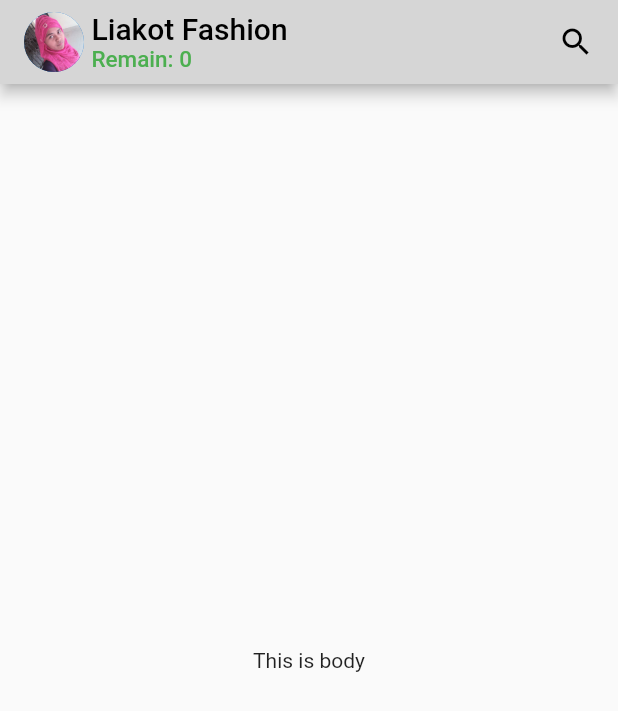
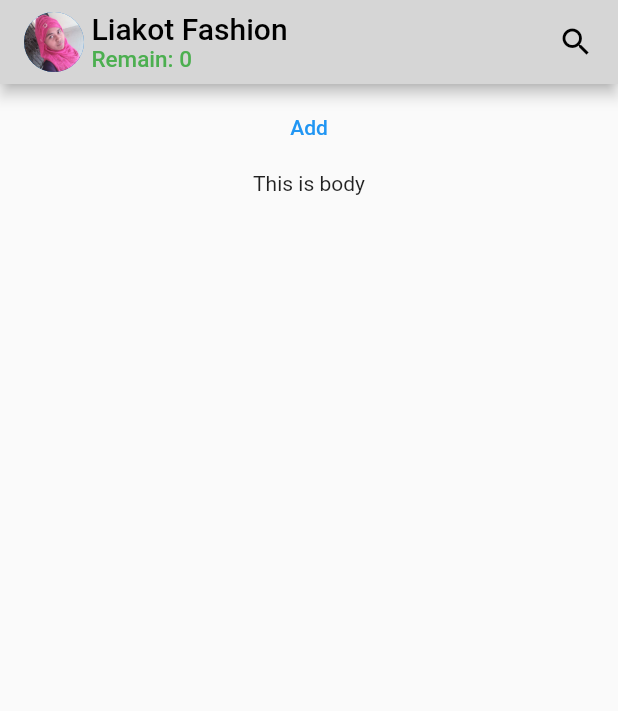
Before and after one commit to Liakot-ali/Flutter-Learn, a Flutter app: the screen it shows after launch, on a phone screen of 412 x 824 dp. Shown: the top 711 px of the screen. Run offline on Flutter 3.47's test engine with Material 2 defaults, Android fonts, the phone set to English and light mode, and no system bars.

Commit message:
button added in body

```diff
--- a/lib/main.dart
+++ b/lib/main.dart
@@ -64,11 +64,20 @@ class MyApp extends StatelessWidget {
               ],
             ),
           ),
-        body: Container(
+          body: Column(
+            children: [
+              SizedBox(height: 5,),
+              TextButton(
+                onPressed: () {},
+                child: Text("Add"),
+              ),
+              SizedBox(height: 5,),
+              Container(
                 alignment: Alignment.center,
                 child: Text("This is body"),
               ),
-      ),
+            ],
+          )),
     );
   }
 }
```
Lines whose indentation alone changed are shown as unchanged.
